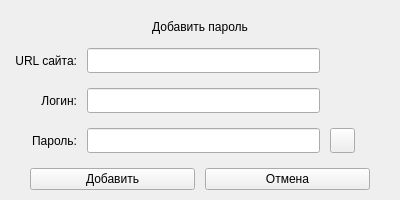
Old version of the form core/ui/layout/raw/add_password_popup_widget.ui in the repository akato-the-dragon/Obscura.
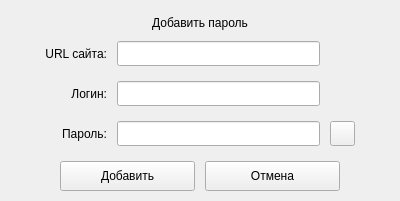
New version of the form. Custom widgets are drawn as their Qt base class.

```diff
--- a/core/ui/layout/raw/add_password_popup_widget.ui
+++ b/core/ui/layout/raw/add_password_popup_widget.ui
@@ -7,7 +7,7 @@
     <x>0</x>
     <y>0</y>
     <width>400</width>
-    <height>200</height>
+    <height>201</height>
    </rect>
   </property>
   <layout class="QVBoxLayout" name="add_master_popup_layout">
@@ -39,7 +39,7 @@
    <item>
     <layout class="QGridLayout" name="password_content_layout">
      <property name="leftMargin">
-      <number>0</number>
+      <number>30</number>
      </property>
      <property name="rightMargin">
       <number>30</number>
@@ -170,15 +170,18 @@
       <number>10</number>
      </property>
      <property name="leftMargin">
-      <number>15</number>
+      <number>45</number>
      </property>
      <property name="rightMargin">
-      <number>15</number>
+      <number>45</number>
      </property>
      <item>
-      <widget class="QPushButton" name="add_button">
-       <property name="focusPolicy">
-        <enum>Qt::TabFocus</enum>
+      <widget class="FadingButton" name="add_button">
+       <property name="minimumSize">
+        <size>
+         <width>0</width>
+         <height>30</height>
+        </size>
        </property>
        <property name="text">
         <string>Добавить</string>
@@ -186,9 +189,12 @@
       </widget>
      </item>
      <item>
-      <widget class="QPushButton" name="cancel_button">
-       <property name="focusPolicy">
-        <enum>Qt::TabFocus</enum>
+      <widget class="FadingButton" name="cancel_button">
+       <property name="minimumSize">
+        <size>
+         <width>0</width>
+         <height>30</height>
+        </size>
        </property>
        <property name="text">
         <string>Отмена</string>
@@ -199,6 +205,13 @@
    </item>
   </layout>
  </widget>
+ <customwidgets>
+  <customwidget>
+   <class>FadingButton</class>
+   <extends>QPushButton</extends>
+   <header>core.ui.element.button</header>
+  </customwidget>
+ </customwidgets>
  <resources/>
  <connections/>
 </ui>
```
Left out of the diff: 8 changed lines with no effect on the pictures.
